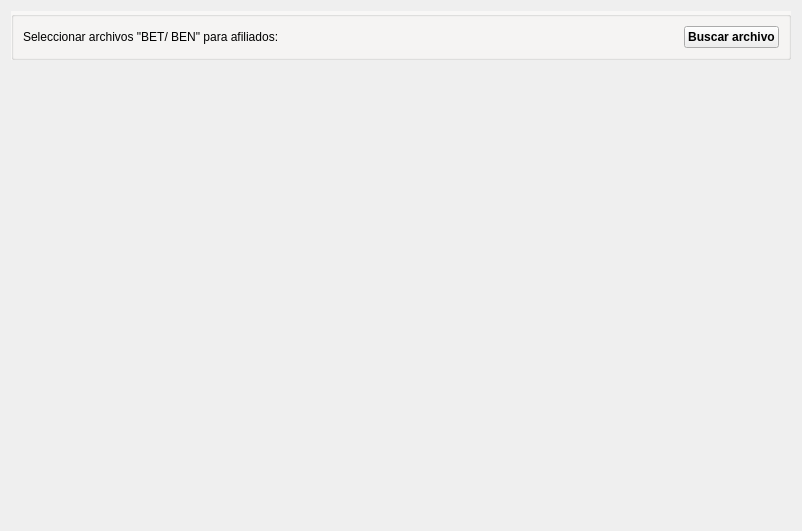
Before: the Qt Designer form gui/listas/listaProcesador.ui in shae-ra/sindicato, drawn with Qt 5.
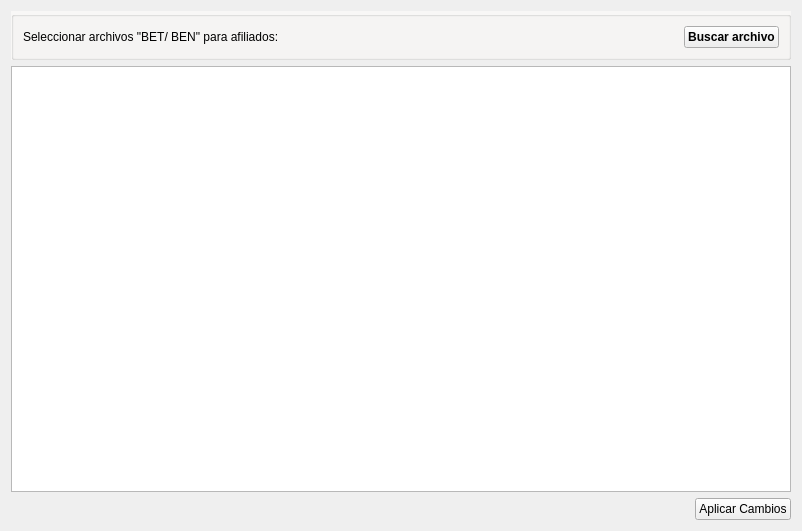
After: the same form once the commit is applied. Icons and pictures are not drawn.

Commit message: Archivo BET procesado, mostrado y DB actualiza.

```diff
--- a/gui/listas/listaProcesador.ui
+++ b/gui/listas/listaProcesador.ui
@@ -13,7 +13,7 @@
   <property name="windowTitle">
    <string>Form</string>
   </property>
-  <layout class="QGridLayout" name="gridLayout_2" rowstretch="10,0">
+  <layout class="QGridLayout" name="gridLayout_2" rowstretch="10,0,0,0">
    <item row="0" column="0" colspan="2">
     <widget class="QGroupBox" name="groupBox">
      <property name="sizePolicy">
@@ -198,18 +198,29 @@
      </layout>
     </widget>
    </item>
-   <item row="1" column="0">
-    <widget class="QStackedWidget" name="stackedWidget">
-     <property name="font">
-      <font>
-       <family>Arial</family>
-       <pointsize>9</pointsize>
-      </font>
+   <item row="3" column="0">
+    <spacer name="horizontalSpacer_7">
+     <property name="orientation">
+      <enum>Qt::Horizontal</enum>
      </property>
-     <widget class="QWidget" name="page"/>
-     <widget class="QWidget" name="page_2"/>
+     <property name="sizeHint" stdset="0">
+      <size>
+       <width>40</width>
+       <height>20</height>
+      </size>
+     </property>
+    </spacer>
+   </item>
+   <item row="3" column="1">
+    <widget class="QPushButton" name="btn_aplicar">
+     <property name="text">
+      <string>Aplicar Cambios</string>
+     </property>
     </widget>
    </item>
+   <item row="1" column="0" colspan="2">
+    <widget class="QTableView" name="tbl_procesador"/>
+   </item>
   </layout>
  </widget>
  <resources/>
```
The commit also changes 2 other files.
